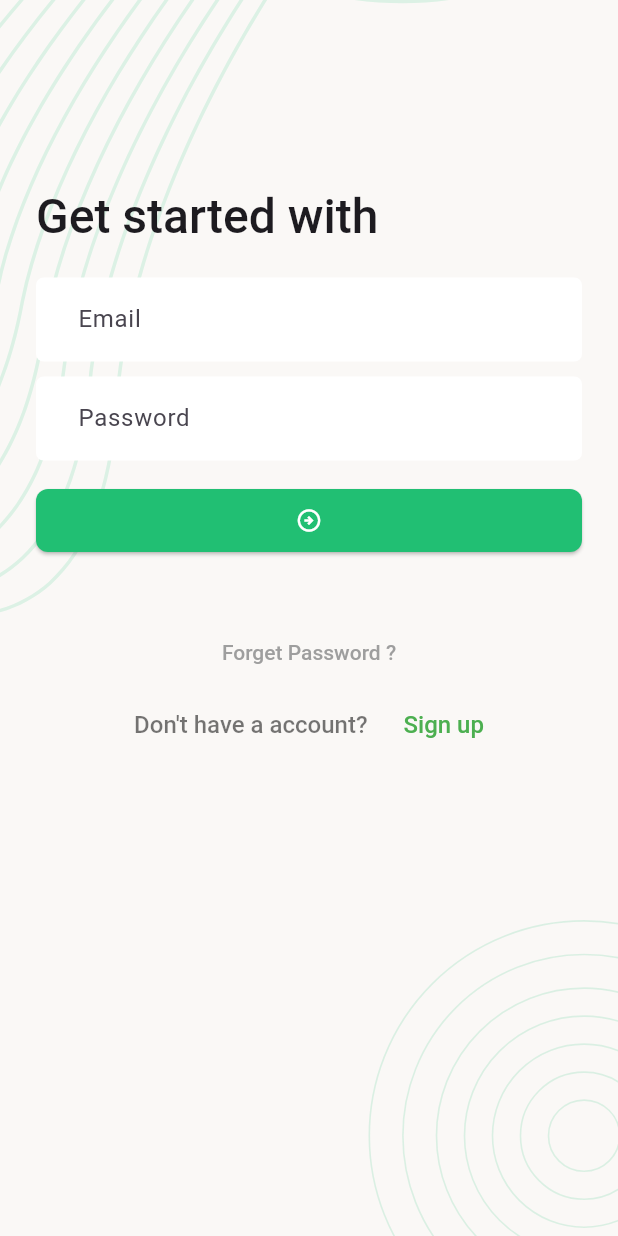
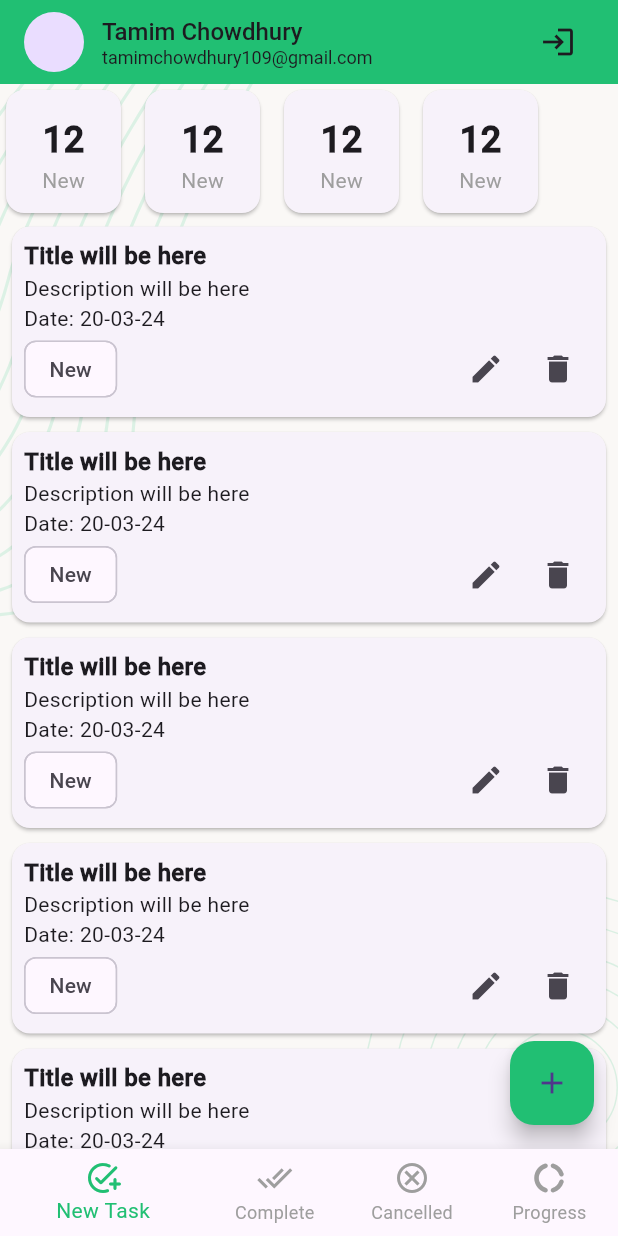
Before and after one commit to tamimchowdhury109/task_manager, a Flutter app: the SignInScreen screen opened directly, after a tap on the "arrow circle right" icon, on a phone screen of 412 x 824 dp. Run offline on Flutter 3.47's test engine with Material 3 defaults, Android fonts, the phone set to English and light mode, and no system bars; our stand-ins replace flutter_svg, pin_code_fields.

Commit message:
New Task, Complete Task Add

```diff
--- a/lib/presentation/screens/sign_in_screen.dart
+++ b/lib/presentation/screens/auth/sign_in_screen.dart
@@ -1,8 +1,7 @@
 import 'package:flutter/cupertino.dart';
 import 'package:flutter/material.dart';
-import 'package:flutter_svg/svg.dart';
-import 'package:task_manager/presentation/screens/sign_up_screen.dart';
-import 'package:task_manager/presentation/utility/assets_path.dart';
+import 'package:task_manager/presentation/screens/auth/sign_up_screen.dart';
+import 'package:task_manager/presentation/screens/main_bottom_nav_screen.dart';
 import 'package:task_manager/presentation/widgets/background_widget.dart';
 
 class SignInScreen extends StatefulWidget {
@@ -55,7 +54,9 @@ class _SignInScreenState extends State<SignInScreen> {
                 SizedBox(
                   width: double.infinity,
                   child: ElevatedButton(
-                    onPressed: () {},
+                    onPressed: () {
+                      Navigator.pushAndRemoveUntil(context, MaterialPageRoute(builder: (context) => const MainBottomNavScreen()), (route) => false);
+                    },
                     child: const Icon(Icons.arrow_circle_right_outlined),
                   ),
                 ),
--- /dev/null
+++ b/lib/presentation/screens/main_bottom_nav_screen.dart
@@ -0,0 +1,49 @@
+import 'package:flutter/cupertino.dart';
+import 'package:flutter/material.dart';
+import 'package:task_manager/presentation/screens/complete_task_screen.dart';
+import 'package:task_manager/presentation/screens/new_task_screen.dart';
+import 'package:task_manager/presentation/utility/app_colors.dart';
+
+class MainBottomNavScreen extends StatefulWidget {
+  const MainBottomNavScreen({super.key});
+
+  @override
+  State<MainBottomNavScreen> createState() => _MainBottomNavScreenState();
+}
+
+class _MainBottomNavScreenState extends State<MainBottomNavScreen> {
+
+  int _currentSelectedIndex = 0;
+
+  final List<Widget> _screen = [
+    const NewTaskScreen(),
+    const CompleteTaskScreen(),
+    const NewTaskScreen(),
+    const NewTaskScreen(),
+  ];
+
+  @override
+  Widget build(BuildContext context) {
+    return Scaffold(
+      body: _screen[_currentSelectedIndex],
+     bottomNavigationBar: BottomNavigationBar(
+       currentIndex: _currentSelectedIndex,
+       selectedItemColor: AppColors.themeColor,
+       unselectedItemColor: Colors.grey,
+       showUnselectedLabels: true,
+       onTap: (index){
+         _currentSelectedIndex = index;
+         if(mounted){
+           setState(() {});
+         }
+       },
+       items: const [
+         BottomNavigationBarItem(icon: Icon(Icons.add_task_rounded), label: 'New Task'),
+         BottomNavigationBarItem(icon: Icon(Icons.done_all), label: 'Complete'),
+         BottomNavigationBarItem(icon: Icon(Icons.cancel_outlined), label: 'Cancelled'),
+         BottomNavigationBarItem(icon: Icon(Icons.donut_large_rounded), label: 'Progress'),
+       ],
+     ),
+    );
+  }
+}
--- /dev/null
+++ b/lib/presentation/screens/new_task_screen.dart
@@ -0,0 +1,59 @@
+import 'package:flutter/cupertino.dart';
+import 'package:flutter/material.dart';
+import 'package:task_manager/presentation/utility/app_colors.dart';
+import 'package:task_manager/presentation/widgets/background_widget.dart';
+import 'package:task_manager/presentation/widgets/profile_bar.dart';
+import 'package:task_manager/presentation/widgets/task_card.dart';
+import 'package:task_manager/presentation/widgets/task_counter_card.dart';
+
+class NewTaskScreen extends StatefulWidget {
+  const NewTaskScreen({super.key});
+
+  @override
+  State<NewTaskScreen> createState() => _NewTaskScreenState();
+}
+
+class _NewTaskScreenState extends State<NewTaskScreen> {
+  @override
+  Widget build(BuildContext context) {
+    return Scaffold(
+      appBar: profileAppBar,
+      body: BackgroundWidget(
+          child: Column(
+        children: [
+          taskCounterSection,
+          Expanded(
+            child: ListView.builder(
+                itemCount: 5,
+                itemBuilder: (context, index) {
+                  return const TaskCard();
+                }),
+          ),
+        ],
+      )),
+      floatingActionButton: FloatingActionButton(
+        child: Icon(Icons.add,),
+        backgroundColor: AppColors.themeColor,
+        onPressed: (){},
+      ),
+    );
+  }
+
+  Widget get taskCounterSection {
+    return SizedBox(
+      height: 90,
+      child: ListView.separated(
+        itemCount: 4,
+        scrollDirection: Axis.horizontal,
+        itemBuilder: (context, index) {
+          return const TaskCounterCard(amount: 12, title: 'New');
+        },
+        separatorBuilder: (_, __) {
+          return const SizedBox(
+            width: 8,
+          );
+        },
+      ),
+    );
+  }
+}
--- a/lib/presentation/screens/splash_screen.dart
+++ b/lib/presentation/screens/splash_screen.dart
@@ -1,8 +1,6 @@
 import 'package:flutter/cupertino.dart';
 import 'package:flutter/material.dart';
-import 'package:flutter_svg/flutter_svg.dart';
-import 'package:task_manager/presentation/screens/sign_in_screen.dart';
-import 'package:task_manager/presentation/utility/assets_path.dart';
+import 'package:task_manager/presentation/screens/auth/sign_in_screen.dart';
 import 'package:task_manager/presentation/widgets/background_widget.dart';
 import 'package:task_manager/presentation/widgets/logo_widget.dart';
 
@@ -17,6 +15,7 @@ class _SplashScreenState extends State<SplashScreen> {
 
   @override
   void initState() {
+    super.initState();
     _moveToSignIn(context);
   }
 
--- /dev/null
+++ b/lib/presentation/widgets/profile_bar.dart
@@ -0,0 +1,30 @@
+import 'package:flutter/cupertino.dart';
+import 'package:flutter/material.dart';
+import 'package:task_manager/presentation/utility/app_colors.dart';
+
+PreferredSizeWidget get profileAppBar {
+  return AppBar(
+    backgroundColor: AppColors.themeColor,
+    title: Row(
+      children: [
+        const CircleAvatar(),
+        const SizedBox(width: 12,),
+        const Expanded(
+          child: Column(
+            crossAxisAlignment: CrossAxisAlignment.start,
+            children: [
+              Text('Tamim Chowdhury',style: TextStyle(
+                fontSize: 16,
+              ),),
+              Text('tamimchowdhury109@gmail.com',style: TextStyle(
+                fontSize: 12,
+                fontWeight: FontWeight.w400,
+              ),),
+            ],
+          ),
+        ),
+        IconButton(onPressed: (){}, icon: const Icon(Icons.login_outlined)),
+      ],
+    ),
+  );
+}
--- /dev/null
+++ b/lib/presentation/widgets/task_card.dart
@@ -0,0 +1,39 @@
+import 'package:flutter/cupertino.dart';
+import 'package:flutter/material.dart';
+
+class TaskCard extends StatelessWidget {
+  const TaskCard({
+    super.key,
+  });
+
+  @override
+  Widget build(BuildContext context) {
+    return Card(
+      margin: EdgeInsets.symmetric(horizontal: 8, vertical: 5),
+      child: Padding(
+        padding: const EdgeInsets.all(8.0),
+        child: Column(
+          crossAxisAlignment: CrossAxisAlignment.start,
+          children: [
+            Text('Title will be here',style: TextStyle(
+                fontSize: 16,
+                fontWeight: FontWeight.bold
+            ),),
+            Text('Description will be here'),
+            Text('Date: 20-03-24'),
+            Row(
+              children: [
+                Chip(label: Text('New'),),
+                const Spacer(),
+                IconButton(onPressed: (){},
+                  icon: Icon(Icons.edit),),
+                IconButton(onPressed: (){},
+                  icon: Icon(Icons.delete),),
+              ],
+            )
+          ],
+        ),
+      ),
+    );
+  }
+}
--- /dev/null
+++ b/lib/presentation/widgets/task_counter_card.dart
@@ -0,0 +1,39 @@
+import 'package:flutter/cupertino.dart';
+import 'package:flutter/material.dart';
+
+class TaskCounterCard extends StatelessWidget {
+  const TaskCounterCard({
+    super.key,
+    required this.amount,
+    required this.title,
+  });
+
+  final int amount;
+  final String title;
+
+  @override
+  Widget build(BuildContext context) {
+    return Card(
+      child: Padding(
+        padding: const EdgeInsets.symmetric(horizontal: 24, vertical: 16),
+        child: Column(
+          children: [
+            Text(
+              '$amount',
+              style: TextStyle(
+                fontSize: 24,
+                fontWeight: FontWeight.bold,
+              ),
+            ),
+            Text(
+              title,
+              style: TextStyle(
+                color: Colors.grey,
+              ),
+            ),
+          ],
+        ),
+      ),
+    );
+  }
+}
--- a/pubspec.yaml
+++ b/pubspec.yaml
@@ -36,6 +36,7 @@ dependencies:
   # Use with the CupertinoIcons class for iOS style icons.
   cupertino_icons: ^1.0.2
   flutter_svg: ^2.0.10+1
+  pin_code_fields: ^8.0.1
 
 dev_dependencies:
   flutter_test:
```
Also changed, not shown: lib/presentation/screens/auth/email_verification_screen.dart (renamed from lib/presentation/screens/sign_up_screen.dart, +16 -48 lines), lib/presentation/screens/auth/pin_verification_screen.dart (renamed from lib/presentation/screens/pin_verification_screen.dart, +31 -7 lines), lib/presentation/screens/auth/set_password_screen.dart (added, +104 -0 lines), lib/presentation/screens/auth/sign_up_screen.dart (renamed from lib/presentation/screens/email_verification_screen.dart, +48 -17 lines), lib/presentation/screens/complete_task_screen.dart (added, +31 -0 lines), pubspec.lock.
